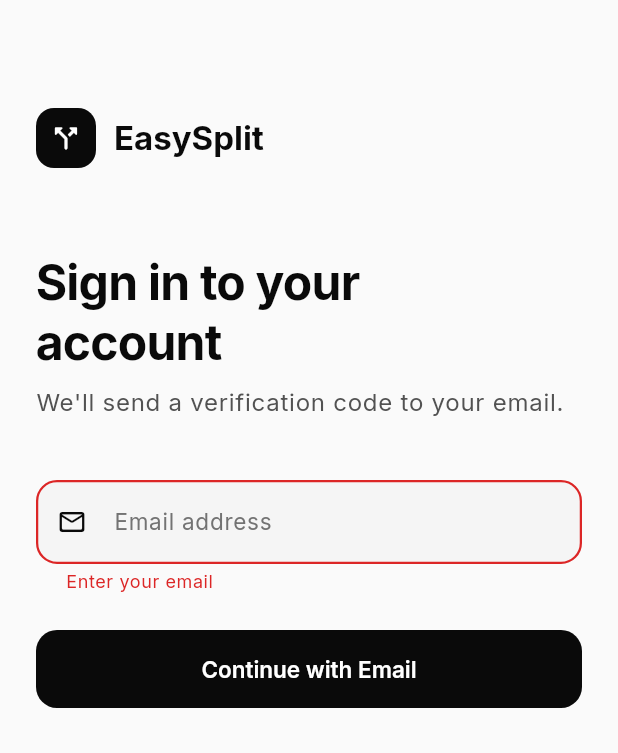
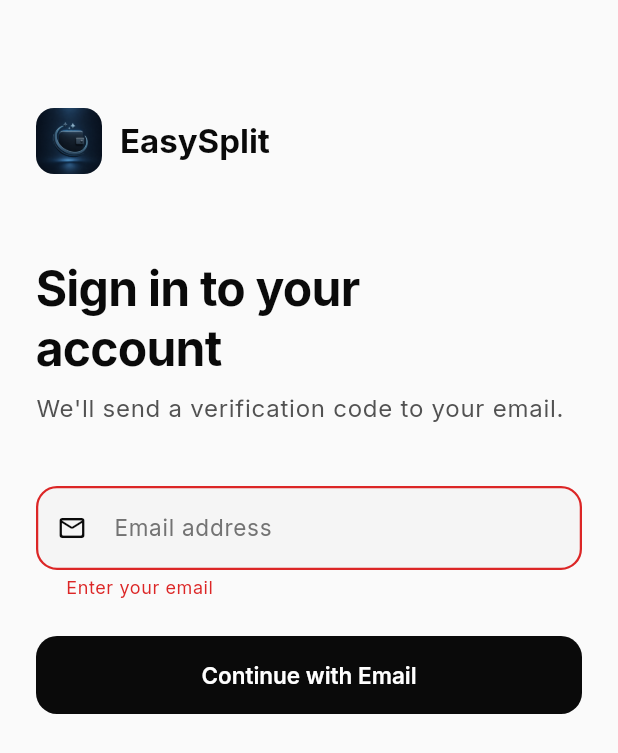
Before and after one commit to arpit-thombe2005/EasySplit, a Flutter app: the screen it shows after launch, after a tap on "Continue with Email", on a phone screen of 412 x 824 dp. Shown: the top 753 px of the screen. Run offline on Flutter 3.47's test engine with Material 3 defaults, Android fonts, the light colour scheme and no system bars; drawn by our look-alikes of flutter_animate; our stand-ins replace dio, fl_chart, flutter_riverpod, flutter_secure_storage, freezed_annotation, go_router and 2 more; missing offline and left inert: dart:html; generated files the repository leaves out were written again.

Commit message:
feat: Configure logo.png asset and display official logo across splash and login screens

```diff
--- a/lib/core/router/app_router.dart
+++ b/lib/core/router/app_router.dart
@@ -254,14 +254,14 @@ class _SplashScreen extends StatelessWidget {
         child: Column(
           mainAxisSize: MainAxisSize.min,
           children: [
-            Container(
-              width: 72,
-              height: 72,
-              decoration: BoxDecoration(
-                color: cs.primary,
-                borderRadius: BorderRadius.circular(20),
+            ClipRRect(
+              borderRadius: BorderRadius.circular(20),
+              child: Image.asset(
+                'assets/images/logo.png',
+                width: 84,
+                height: 84,
+                fit: BoxFit.cover,
               ),
-              child: Icon(Icons.call_split_rounded, color: cs.onPrimary, size: 36),
             ),
             const SizedBox(height: 20),
             Text(
--- a/lib/features/auth/presentation/screens/email_login_screen.dart
+++ b/lib/features/auth/presentation/screens/email_login_screen.dart
@@ -55,17 +55,13 @@ class _EmailLoginScreenState extends ConsumerState<EmailLoginScreen> {
                 // Logo / App name
                 Row(
                   children: [
-                    Container(
-                      width: 40,
-                      height: 40,
-                      decoration: BoxDecoration(
-                        color: cs.primary,
-                        borderRadius: BorderRadius.circular(12),
-                      ),
-                      child: Icon(
-                        Icons.call_split_rounded,
-                        color: cs.onPrimary,
-                        size: 22,
+                    ClipRRect(
+                      borderRadius: BorderRadius.circular(12),
+                      child: Image.asset(
+                        'assets/images/logo.png',
+                        width: 44,
+                        height: 44,
+                        fit: BoxFit.cover,
                       ),
                     ),
                     const SizedBox(width: 12),
--- a/pubspec.yaml
+++ b/pubspec.yaml
@@ -86,3 +86,5 @@ dev_dependencies:
 
 flutter:
   uses-material-design: true
+  assets:
+    - assets/images/
```
Also changed, not shown: assets/images/logo.png (added).
